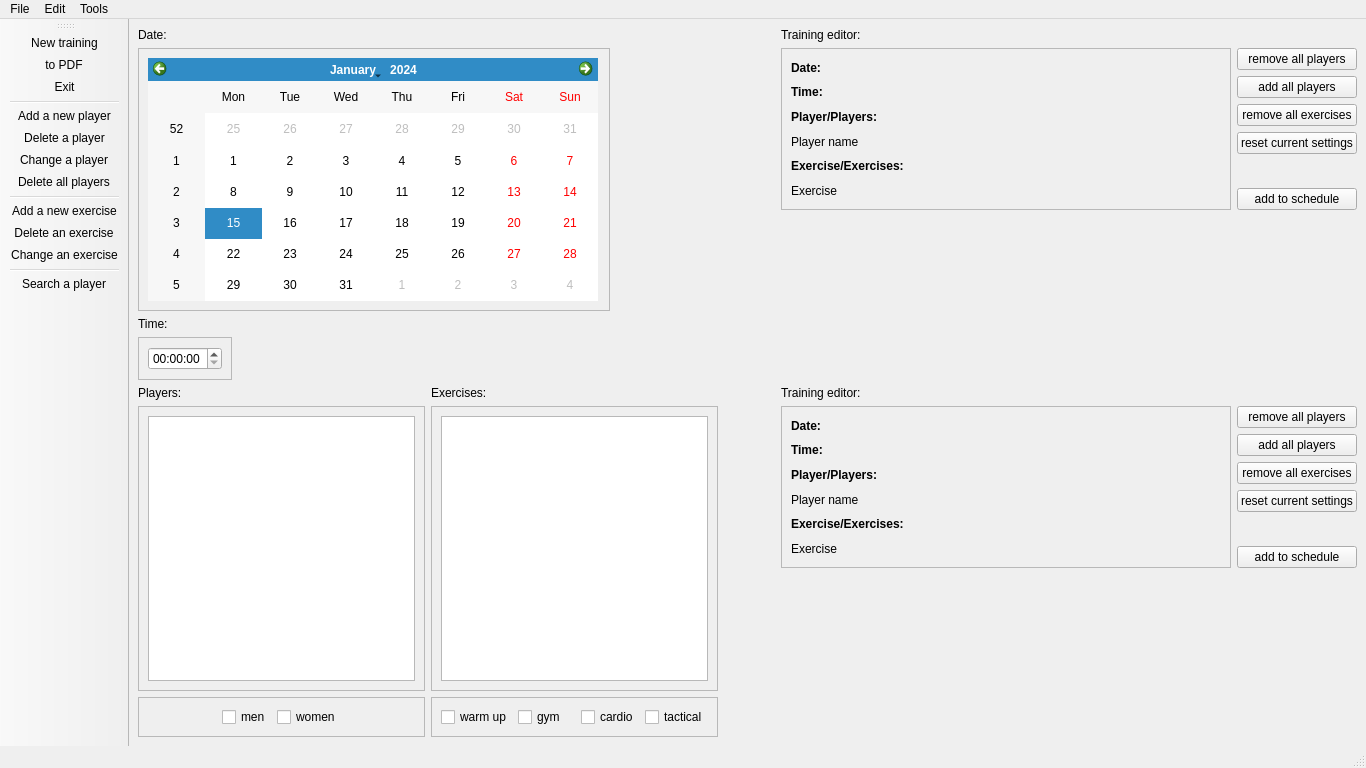
This is BVB_Manager/bvb_manager.ui in Sautenko-Andrey/BVB_Manager as Qt 5 draws it before an edit. The edited form follows.
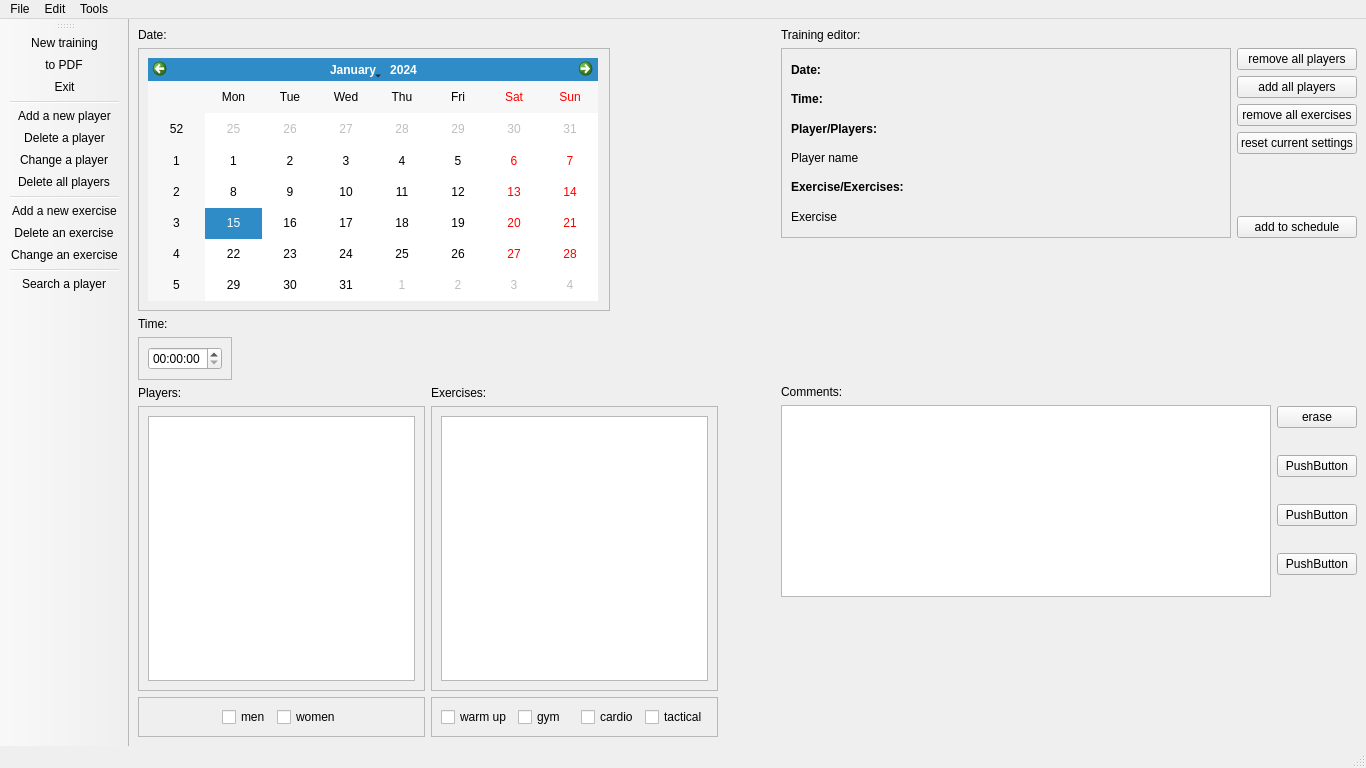
This is the edited form. Icons and pictures are not drawn.

Commit message: Got rid of editor bugs. Append comments section. Made possibility to save txt files formed in editor.

The edit to the form file:
```diff
--- a/BVB_Manager/bvb_manager.ui
+++ b/BVB_Manager/bvb_manager.ui
@@ -14,9 +14,9 @@
    <string>BVB_Manager</string>
   </property>
   <widget class="QWidget" name="centralwidget">
-   <layout class="QHBoxLayout" name="horizontalLayout_11">
+   <layout class="QHBoxLayout" name="horizontalLayout_10">
     <item>
-     <layout class="QHBoxLayout" name="horizontalLayout_10">
+     <layout class="QHBoxLayout" name="horizontalLayout_4">
       <item>
        <layout class="QVBoxLayout" name="verticalLayout_16">
         <item>
@@ -306,205 +306,7 @@
        </spacer>
       </item>
       <item>
-       <layout class="QVBoxLayout" name="verticalLayout_21">
-        <item>
-         <layout class="QVBoxLayout" name="verticalLayout_19">
-          <item>
-           <widget class="QLabel" name="label_4">
-            <property name="text">
-             <string>Training editor:</string>
-            </property>
-           </widget>
-          </item>
-          <item>
-           <layout class="QHBoxLayout" name="horizontalLayout_4">
-            <item>
-             <widget class="QFrame" name="frame_3">
-              <property name="minimumSize">
-               <size>
-                <width>450</width>
-                <height>0</height>
-               </size>
-              </property>
-              <property name="maximumSize">
-               <size>
-                <width>450</width>
-                <height>500</height>
-               </size>
-              </property>
-              <property name="frameShape">
-               <enum>QFrame::StyledPanel</enum>
-              </property>
-              <property name="frameShadow">
-               <enum>QFrame::Raised</enum>
-              </property>
-              <layout class="QHBoxLayout" name="horizontalLayout_2">
-               <item>
-                <layout class="QVBoxLayout" name="verticalLayout_6">
-                 <item>
-                  <widget class="QLabel" name="dateSelectedLabel">
-                   <property name="minimumSize">
-                    <size>
-                     <width>150</width>
-                     <height>0</height>
-                    </size>
-                   </property>
-                   <property name="font">
-                    <font>
-                     <bold>true</bold>
-                    </font>
-                   </property>
-                   <property name="text">
-                    <string>Date:</string>
-                   </property>
-                  </widget>
-                 </item>
-                 <item>
-                  <widget class="QLabel" name="timeSelectedLabel">
-                   <property name="minimumSize">
-                    <size>
-                     <width>150</width>
-                     <height>0</height>
-                    </size>
-                   </property>
-                   <property name="font">
-                    <font>
-                     <bold>true</bold>
-                    </font>
-                   </property>
-                   <property name="text">
-                    <string>Time:</string>
-                   </property>
-                  </widget>
-                 </item>
-                 <item>
-                  <widget class="QLabel" name="playerLabel">
-                   <property name="minimumSize">
-                    <size>
-                     <width>150</width>
-                     <height>0</height>
-                    </size>
-                   </property>
-                   <property name="font">
-                    <font>
-                     <bold>true</bold>
-                    </font>
-                   </property>
-                   <property name="text">
-                    <string>Player/Players:</string>
-                   </property>
-                  </widget>
-                 </item>
-                 <item>
-                  <widget class="QLabel" name="playerNameLabel">
-                   <property name="minimumSize">
-                    <size>
-                     <width>150</width>
-                     <height>0</height>
-                    </size>
-                   </property>
-                   <property name="text">
-                    <string>Player name</string>
-                   </property>
-                  </widget>
-                 </item>
-                 <item>
-                  <widget class="QLabel" name="label_6">
-                   <property name="font">
-                    <font>
-                     <bold>true</bold>
-                    </font>
-                   </property>
-                   <property name="text">
-                    <string>Exercise/Exercises:</string>
-                   </property>
-                  </widget>
-                 </item>
-                 <item>
-                  <widget class="QLabel" name="exerciseLabel">
-                   <property name="text">
-                    <string>Exercise</string>
-                   </property>
-                  </widget>
-                 </item>
-                </layout>
-               </item>
-              </layout>
-             </widget>
-            </item>
-            <item>
-             <layout class="QVBoxLayout" name="verticalLayout_10">
-              <item>
-               <layout class="QVBoxLayout" name="verticalLayout_11">
-                <item>
-                 <widget class="QPushButton" name="removeAllPlayersButton_2">
-                  <property name="text">
-                   <string>remove all players</string>
-                  </property>
-                 </widget>
-                </item>
-                <item>
-                 <widget class="QPushButton" name="addAllPlayersButton_2">
-                  <property name="text">
-                   <string>add all players</string>
-                  </property>
-                 </widget>
-                </item>
-                <item>
-                 <widget class="QPushButton" name="removeAllExercisesButton_2">
-                  <property name="text">
-                   <string>remove all exercises</string>
-                  </property>
-                 </widget>
-                </item>
-                <item>
-                 <widget class="QPushButton" name="resetCurrentSettingButton_2">
-                  <property name="text">
-                   <string>reset current settings</string>
-                  </property>
-                 </widget>
-                </item>
-               </layout>
-              </item>
-              <item>
-               <spacer name="verticalSpacer_5">
-                <property name="orientation">
-                 <enum>Qt::Vertical</enum>
-                </property>
-                <property name="sizeHint" stdset="0">
-                 <size>
-                  <width>20</width>
-                  <height>28</height>
-                 </size>
-                </property>
-               </spacer>
-              </item>
-              <item>
-               <widget class="QPushButton" name="addToscheduleButton_2">
-                <property name="text">
-                 <string>add to schedule</string>
-                </property>
-               </widget>
-              </item>
-             </layout>
-            </item>
-           </layout>
-          </item>
-         </layout>
-        </item>
-        <item>
-         <spacer name="verticalSpacer_4">
-          <property name="orientation">
-           <enum>Qt::Vertical</enum>
-          </property>
-          <property name="sizeHint" stdset="0">
-           <size>
-            <width>20</width>
-            <height>38</height>
-           </size>
-          </property>
-         </spacer>
-        </item>
+       <layout class="QVBoxLayout" name="verticalLayout_11">
         <item>
          <layout class="QVBoxLayout" name="verticalLayout_20">
           <item>
@@ -521,7 +323,7 @@
               <property name="minimumSize">
                <size>
                 <width>450</width>
-                <height>154</height>
+                <height>190</height>
                </size>
               </property>
               <property name="widgetResizable">
@@ -533,14 +335,14 @@
                  <x>0</x>
                  <y>0</y>
                  <width>448</width>
-                 <height>185</height>
+                 <height>188</height>
                 </rect>
                </property>
                <layout class="QVBoxLayout" name="verticalLayout_18">
                 <item>
                  <layout class="QVBoxLayout" name="verticalLayout_17">
                   <item>
-                   <widget class="QLabel" name="dateSelectedLabel_2">
+                   <widget class="QLabel" name="dateSelectedLabel">
                     <property name="minimumSize">
                      <size>
                       <width>150</width>
@@ -558,7 +360,7 @@
                    </widget>
                   </item>
                   <item>
-                   <widget class="QLabel" name="timeSelectedLabel_2">
+                   <widget class="QLabel" name="timeSelectedLabel">
                     <property name="minimumSize">
                      <size>
                       <width>150</width>
@@ -594,7 +396,7 @@
                    </widget>
                   </item>
                   <item>
-                   <widget class="QLabel" name="playerNameLabel_2">
+                   <widget class="QLabel" name="playerNameLabel">
                     <property name="minimumSize">
                      <size>
                       <width>150</width>
@@ -625,7 +427,7 @@
                    </widget>
                   </item>
                   <item>
-                   <widget class="QLabel" name="exerciseLabel_2">
+                   <widget class="QLabel" name="exerciseLabel">
                     <property name="minimumSize">
                      <size>
                       <width>150</width>
@@ -711,7 +513,77 @@
           <property name="sizeHint" stdset="0">
            <size>
             <width>20</width>
-            <height>68</height>
+            <height>58</height>
+           </size>
+          </property>
+         </spacer>
+        </item>
+        <item>
+         <layout class="QHBoxLayout" name="horizontalLayout_2">
+          <item>
+           <layout class="QVBoxLayout" name="verticalLayout_6">
+            <item>
+             <widget class="QLabel" name="label_4">
+              <property name="text">
+               <string>Comments:</string>
+              </property>
+             </widget>
+            </item>
+            <item>
+             <widget class="QTextEdit" name="NotesTextEdit">
+              <property name="minimumSize">
+               <size>
+                <width>450</width>
+                <height>154</height>
+               </size>
+              </property>
+             </widget>
+            </item>
+           </layout>
+          </item>
+          <item>
+           <layout class="QVBoxLayout" name="verticalLayout_10">
+            <item>
+             <widget class="QPushButton" name="pushButton">
+              <property name="text">
+               <string>erase</string>
+              </property>
+             </widget>
+            </item>
+            <item>
+             <widget class="QPushButton" name="pushButton_2">
+              <property name="text">
+               <string>PushButton</string>
+              </property>
+             </widget>
+            </item>
+            <item>
+             <widget class="QPushButton" name="pushButton_3">
+              <property name="text">
+               <string>PushButton</string>
+              </property>
+             </widget>
+            </item>
+            <item>
+             <widget class="QPushButton" name="pushButton_4">
+              <property name="text">
+               <string>PushButton</string>
+              </property>
+             </widget>
+            </item>
+           </layout>
+          </item>
+         </layout>
+        </item>
+        <item>
+         <spacer name="verticalSpacer_2">
+          <property name="orientation">
+           <enum>Qt::Vertical</enum>
+          </property>
+          <property name="sizeHint" stdset="0">
+           <size>
+            <width>20</width>
+            <height>48</height>
            </size>
           </property>
          </spacer>
```
The commit also changes 6 other files.
